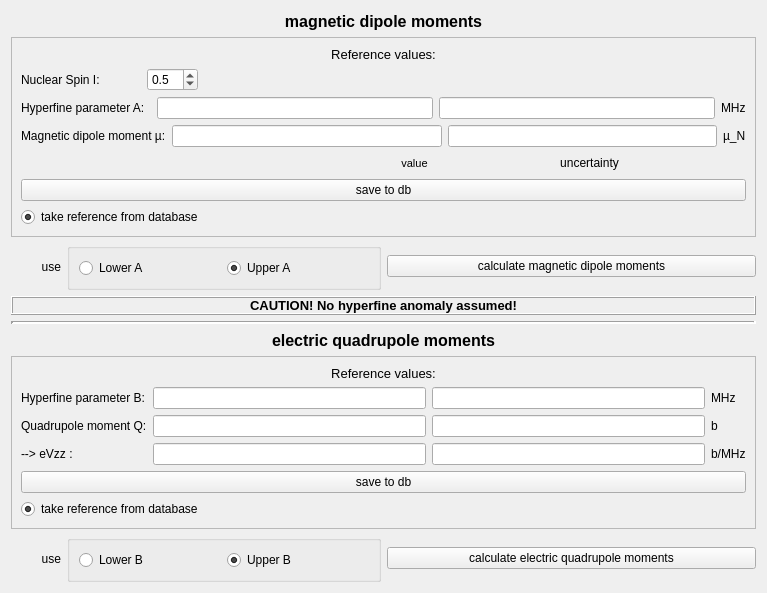
The window that PolliFit/source/Gui/Ui_Moments.ui (lasersphere/Tilda) describes before a commit, drawn with Qt 5.
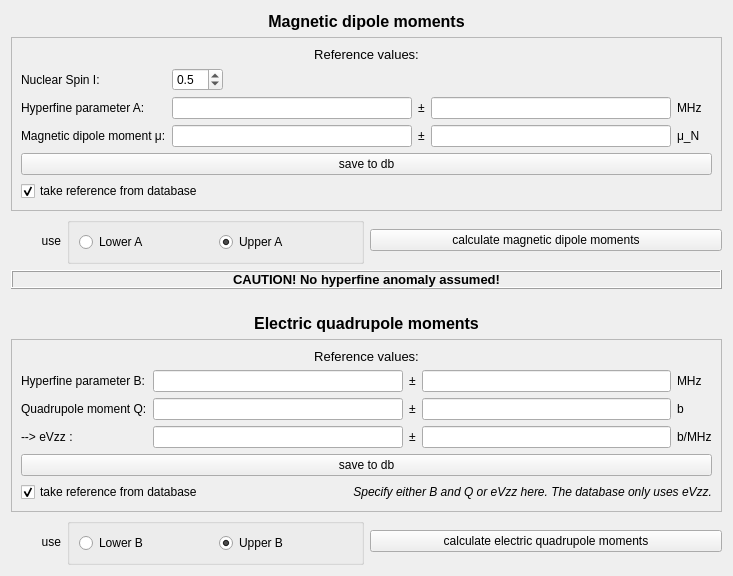
The same window after the commit.

```diff
--- a/PolliFit/source/Gui/Ui_Moments.ui
+++ b/PolliFit/source/Gui/Ui_Moments.ui
@@ -6,8 +6,8 @@
    <rect>
     <x>0</x>
     <y>0</y>
-    <width>767</width>
-    <height>583</height>
+    <width>733</width>
+    <height>576</height>
    </rect>
   </property>
   <property name="windowTitle">
@@ -34,7 +34,7 @@
       </font>
      </property>
      <property name="text">
-      <string>magnetic dipole moments</string>
+      <string>Magnetic dipole moments</string>
      </property>
      <property name="alignment">
       <set>Qt::AlignCenter</set>
@@ -52,8 +52,6 @@
      <property name="lineWidth">
       <number>2</number>
      </property>
-     <layout class="QHBoxLayout" name="horizontalLayout_12">
-      <item>
        <layout class="QVBoxLayout" name="verticalLayout">
         <item>
          <widget class="QLabel" name="label">
@@ -86,8 +84,8 @@
          </widget>
         </item>
         <item>
-         <layout class="QHBoxLayout" name="horizontalLayout_2">
-          <item>
+       <layout class="QFormLayout" name="formLayout">
+        <item row="0" column="0">
            <widget class="QLabel" name="label_21">
             <property name="minimumSize">
              <size>
@@ -100,6 +98,8 @@
             </property>
            </widget>
           </item>
+        <item row="0" column="1">
+         <layout class="QHBoxLayout" name="horizontalLayout_2">
           <item>
            <widget class="QDoubleSpinBox" name="spin">
             <property name="decimals">
@@ -129,24 +129,9 @@
             </property>
            </spacer>
           </item>
-          <item>
-           <spacer name="horizontalSpacer_4">
-            <property name="orientation">
-             <enum>Qt::Horizontal</enum>
-            </property>
-            <property name="sizeHint" stdset="0">
-             <size>
-              <width>40</width>
-              <height>20</height>
-             </size>
-            </property>
-           </spacer>
-          </item>
          </layout>
         </item>
-        <item>
-         <layout class="QHBoxLayout" name="horizontalLayout_9">
-          <item>
+        <item row="1" column="0">
            <widget class="QLabel" name="label_2">
             <property name="minimumSize">
              <size>
@@ -162,31 +147,42 @@
             </property>
            </widget>
           </item>
-          <item>
-           <widget class="QLineEdit" name="ARef">
+        <item row="2" column="0">
+         <widget class="QLabel" name="label_3">
             <property name="minimumSize">
              <size>
-              <width>80</width>
+            <width>130</width>
               <height>0</height>
              </size>
             </property>
-           </widget>
-          </item>
+          <property name="text">
+           <string>Magnetic dipole moment &lt;nobr&gt;&amp;mu;&lt;/nobr&gt;:</string>
+          </property>
+         </widget>
+        </item>
+        <item row="1" column="1">
+         <layout class="QHBoxLayout" name="horizontalLayout_9">
           <item>
-           <widget class="QLineEdit" name="ARef_err">
-            <property name="minimumSize">
-             <size>
-              <width>50</width>
-              <height>0</height>
-             </size>
+           <widget class="QLineEdit" name="ARef"/>
+          </item>
+          <item>
+           <widget class="QLabel" name="pm_a">
+            <property name="text">
+             <string>&lt;nobr&gt; &amp;plusmn;&lt;/nobr&gt;</string>
             </property>
+            <property name="alignment">
+             <set>Qt::AlignCenter</set>
+            </property>
            </widget>
           </item>
+          <item>
+           <widget class="QLineEdit" name="ARef_err"/>
+          </item>
           <item>
            <widget class="QLabel" name="label_5">
             <property name="minimumSize">
              <size>
-              <width>20</width>
+              <width>35</width>
               <height>0</height>
              </size>
             </property>
@@ -197,142 +193,38 @@
           </item>
          </layout>
         </item>
-        <item>
+        <item row="2" column="1">
          <layout class="QHBoxLayout" name="horizontalLayout_10">
           <item>
-           <widget class="QLabel" name="label_3">
-            <property name="minimumSize">
-             <size>
-              <width>130</width>
-              <height>0</height>
-             </size>
-            </property>
+           <widget class="QLineEdit" name="muRef"/>
+          </item>
+          <item>
+           <widget class="QLabel" name="pm_mu">
             <property name="text">
-             <string>Magnetic dipole moment µ:</string>
+             <string>&lt;nobr&gt; &amp;plusmn;&lt;/nobr&gt;</string>
             </property>
-           </widget>
-          </item>
-          <item>
-           <widget class="QLineEdit" name="muRef">
-            <property name="minimumSize">
-             <size>
-              <width>80</width>
-              <height>0</height>
-             </size>
+            <property name="alignment">
+             <set>Qt::AlignCenter</set>
             </property>
            </widget>
           </item>
           <item>
-           <widget class="QLineEdit" name="muRef_err">
-            <property name="minimumSize">
-             <size>
-              <width>50</width>
-              <height>0</height>
-             </size>
-            </property>
-           </widget>
+           <widget class="QLineEdit" name="muRef_err"/>
           </item>
           <item>
            <widget class="QLabel" name="label_4">
-            <property name="text">
-             <string>µ_N</string>
-            </property>
-           </widget>
-          </item>
-         </layout>
-        </item>
-        <item>
-         <layout class="QHBoxLayout" name="horizontalLayout_11">
-          <item>
-           <spacer name="horizontalSpacer">
-            <property name="orientation">
-             <enum>Qt::Horizontal</enum>
-            </property>
-            <property name="sizeHint" stdset="0">
+            <property name="minimumSize">
              <size>
-              <width>40</width>
-              <height>20</height>
-             </size>
-            </property>
-           </spacer>
-          </item>
-          <item>
-           <spacer name="horizontalSpacer_6">
-            <property name="orientation">
-             <enum>Qt::Horizontal</enum>
-            </property>
-            <property name="sizeHint" stdset="0">
-             <size>
-              <width>40</width>
-              <height>20</height>
-             </size>
-            </property>
-           </spacer>
-          </item>
-          <item>
-           <spacer name="horizontalSpacer_7">
-            <property name="orientation">
-             <enum>Qt::Horizontal</enum>
-            </property>
-            <property name="sizeHint" stdset="0">
-             <size>
-              <width>40</width>
-              <height>20</height>
-             </size>
-            </property>
-           </spacer>
-          </item>
-          <item>
-           <widget class="QLabel" name="label_19">
-            <property name="font">
-             <font>
-              <family>MS Shell Dlg 2</family>
-              <pointsize>8</pointsize>
-             </font>
-            </property>
-            <property name="text">
-             <string>value</string>
-            </property>
-            <property name="alignment">
-             <set>Qt::AlignCenter</set>
-            </property>
-           </widget>
-          </item>
-          <item>
-           <spacer name="horizontalSpacer_2">
-            <property name="orientation">
-             <enum>Qt::Horizontal</enum>
-            </property>
-            <property name="sizeHint" stdset="0">
-             <size>
-              <width>90</width>
+              <width>35</width>
               <height>0</height>
              </size>
             </property>
-           </spacer>
-          </item>
-          <item>
-           <widget class="QLabel" name="label_20">
             <property name="text">
-             <string>uncertainty</string>
-            </property>
-            <property name="alignment">
-             <set>Qt::AlignCenter</set>
+             <string>&lt;nobr&gt;&amp;mu;_N&lt;/nobr&gt;</string>
             </property>
            </widget>
           </item>
-          <item>
-           <spacer name="horizontalSpacer_5">
-            <property name="orientation">
-             <enum>Qt::Horizontal</enum>
-            </property>
-            <property name="sizeHint" stdset="0">
-             <size>
-              <width>10</width>
-              <height>20</height>
-             </size>
-            </property>
-           </spacer>
+         </layout>
           </item>
          </layout>
         </item>
@@ -344,7 +236,7 @@
          </widget>
         </item>
         <item>
-         <widget class="QRadioButton" name="radiobuttonMuRef">
+       <widget class="QCheckBox" name="cMuRef">
           <property name="text">
            <string>take reference from database</string>
           </property>
@@ -352,8 +244,6 @@
            <bool>true</bool>
           </property>
          </widget>
-        </item>
-       </layout>
       </item>
      </layout>
     </widget>
@@ -456,32 +346,6 @@
      </property>
     </widget>
    </item>
-   <item>
-    <widget class="Line" name="line">
-     <property name="minimumSize">
-      <size>
-       <width>250</width>
-       <height>0</height>
-      </size>
-     </property>
-     <property name="font">
-      <font>
-       <pointsize>20</pointsize>
-       <weight>75</weight>
-       <bold>true</bold>
-      </font>
-     </property>
-     <property name="frameShadow">
-      <enum>QFrame::Sunken</enum>
-     </property>
-     <property name="lineWidth">
-      <number>3</number>
-     </property>
-     <property name="orientation">
-      <enum>Qt::Horizontal</enum>
-     </property>
-    </widget>
-   </item>
    <item>
     <spacer name="verticalSpacer">
      <property name="orientation">
@@ -512,7 +376,7 @@
       </font>
      </property>
      <property name="text">
-      <string>electric quadrupole moments</string>
+      <string>Electric quadrupole moments</string>
      </property>
      <property name="alignment">
       <set>Qt::AlignCenter</set>
@@ -520,7 +384,7 @@
     </widget>
    </item>
    <item>
-    <widget class="QFrame" name="frame">
+    <widget class="QFrame" name="quad_frame">
      <property name="sizePolicy">
       <sizepolicy hsizetype="Preferred" vsizetype="Preferred">
        <horstretch>0</horstretch>
@@ -568,10 +432,8 @@
        </widget>
       </item>
       <item>
-       <layout class="QHBoxLayout" name="horizontalLayout_5">
-        <item>
-         <layout class="QVBoxLayout" name="verticalLayout_8">
-          <item>
+       <layout class="QFormLayout" name="formLayout_2">
+        <item row="0" column="0">
            <widget class="QLabel" name="label_11">
             <property name="minimumSize">
              <size>
@@ -587,7 +449,47 @@
             </property>
            </widget>
           </item>
+        <item row="0" column="1">
+         <layout class="QHBoxLayout" name="horizontalLayout_11">
           <item>
+           <widget class="QLineEdit" name="BRef">
+            <property name="sizePolicy">
+             <sizepolicy hsizetype="Expanding" vsizetype="Fixed">
+              <horstretch>0</horstretch>
+              <verstretch>0</verstretch>
+             </sizepolicy>
+            </property>
+           </widget>
+          </item>
+          <item>
+           <widget class="QLabel" name="label_16">
+            <property name="text">
+             <string>&lt;nobr&gt; &amp;plusmn;&lt;/nobr&gt;</string>
+            </property>
+            <property name="alignment">
+             <set>Qt::AlignCenter</set>
+            </property>
+           </widget>
+          </item>
+          <item>
+           <widget class="QLineEdit" name="BRef_err"/>
+          </item>
+          <item>
+           <widget class="QLabel" name="label_12">
+            <property name="minimumSize">
+             <size>
+              <width>35</width>
+              <height>0</height>
+             </size>
+            </property>
+            <property name="text">
+             <string>MHz</string>
+            </property>
+           </widget>
+          </item>
+         </layout>
+        </item>
+        <item row="1" column="0">
            <widget class="QLabel" name="label_13">
             <property name="minimumSize">
              <size>
@@ -600,7 +502,7 @@
             </property>
            </widget>
           </item>
-          <item>
+        <item row="2" column="0">
            <widget class="QLabel" name="label_17">
             <property name="minimumSize">
              <size>
@@ -613,52 +515,72 @@
             </property>
            </widget>
           </item>
-         </layout>
-        </item>
+        <item row="1" column="1">
+         <layout class="QHBoxLayout" name="horizontalLayout_12">
         <item>
-         <layout class="QVBoxLayout" name="verticalLayout_7">
-          <item>
-           <widget class="QLineEdit" name="BRef"/>
+           <widget class="QLineEdit" name="QRef">
+            <property name="sizePolicy">
+             <sizepolicy hsizetype="Expanding" vsizetype="Fixed">
+              <horstretch>0</horstretch>
+              <verstretch>0</verstretch>
+             </sizepolicy>
+            </property>
+           </widget>
           </item>
           <item>
-           <widget class="QLineEdit" name="QRef"/>
-          </item>
-          <item>
-           <widget class="QLineEdit" name="eVzz"/>
-          </item>
-         </layout>
-        </item>
-        <item>
-         <layout class="QVBoxLayout" name="verticalLayout_6">
-          <item>
-           <widget class="QLineEdit" name="BRef_err"/>
+           <widget class="QLabel" name="label_19">
+            <property name="text">
+             <string>&lt;nobr&gt; &amp;plusmn;&lt;/nobr&gt;</string>
+            </property>
+            <property name="alignment">
+             <set>Qt::AlignCenter</set>
+            </property>
+           </widget>
           </item>
           <item>
            <widget class="QLineEdit" name="QRef_err"/>
           </item>
           <item>
-           <widget class="QLineEdit" name="eVzz_err"/>
-          </item>
-         </layout>
-        </item>
-        <item>
-         <layout class="QVBoxLayout" name="verticalLayout_5">
-          <item>
-           <widget class="QLabel" name="label_12">
-            <property name="text">
-             <string>MHz</string>
-            </property>
-           </widget>
-          </item>
-          <item>
            <widget class="QLabel" name="label_14">
+            <property name="minimumSize">
+             <size>
+              <width>35</width>
+              <height>0</height>
+             </size>
+            </property>
             <property name="text">
              <string>b</string>
             </property>
            </widget>
           </item>
+         </layout>
+        </item>
+        <item row="2" column="1">
+         <layout class="QHBoxLayout" name="horizontalLayout_13">
+          <item>
+           <widget class="QLineEdit" name="eVzz"/>
+          </item>
+          <item>
+           <widget class="QLabel" name="label_20">
+            <property name="text">
+             <string>&lt;nobr&gt; &amp;plusmn;&lt;/nobr&gt;</string>
+            </property>
+            <property name="alignment">
+             <set>Qt::AlignCenter</set>
+            </property>
+           </widget>
+          </item>
+          <item>
+           <widget class="QLineEdit" name="eVzz_err"/>
+          </item>
           <item>
            <widget class="QLabel" name="label_18">
+            <property name="minimumSize">
+             <size>
+              <width>35</width>
+              <height>0</height>
+             </size>
+            </property>
             <property name="text">
              <string>b/MHz</string>
             </property>
@@ -676,7 +598,9 @@
        </widget>
       </item>
       <item>
-       <widget class="QRadioButton" name="radiobuttonQRef">
+       <layout class="QHBoxLayout" name="horizontalLayout_5">
+        <item>
+         <widget class="QCheckBox" name="cQRef">
         <property name="text">
          <string>take reference from database</string>
         </property>
@@ -684,6 +608,23 @@
          <bool>true</bool>
         </property>
        </widget>
+        </item>
+        <item>
+         <widget class="QLabel" name="label_22">
+          <property name="font">
+           <font>
+            <italic>true</italic>
+           </font>
+          </property>
+          <property name="text">
+           <string>Specify either B and Q or eVzz here. The database only uses eVzz.</string>
+          </property>
+          <property name="alignment">
+           <set>Qt::AlignRight|Qt::AlignTrailing|Qt::AlignVCenter</set>
+          </property>
+         </widget>
+        </item>
+       </layout>
       </item>
      </layout>
     </widget>
```
Left out of the diff: 7 changed lines with no effect on the pictures. Lines whose indentation alone changed are shown as unchanged.
